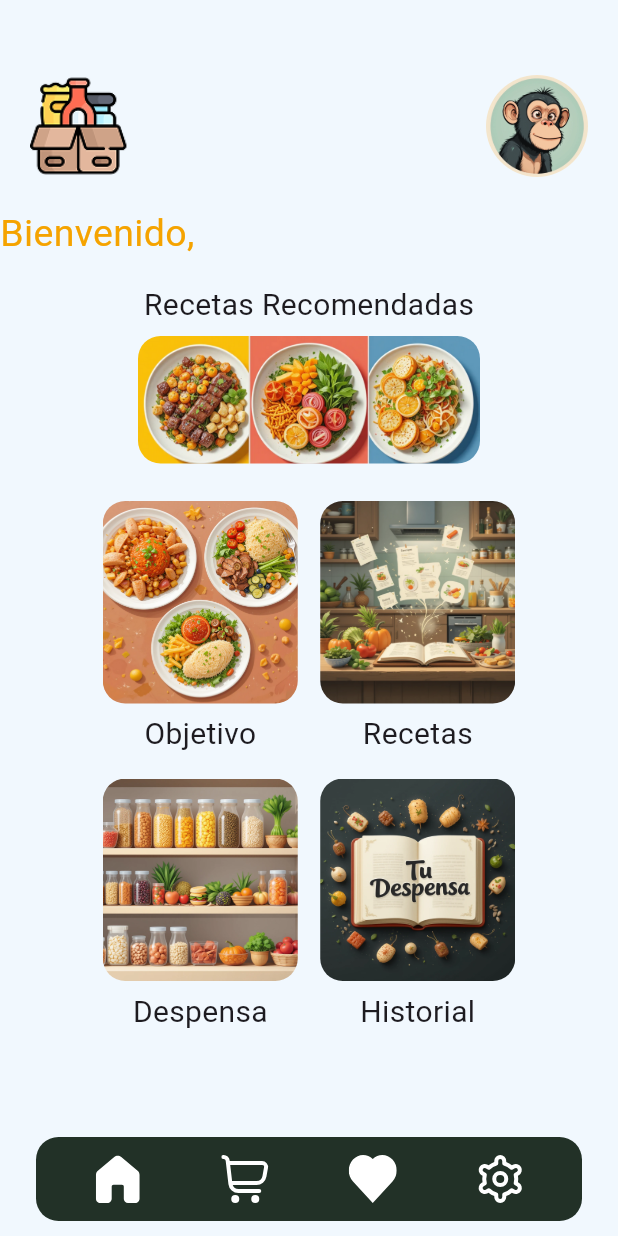
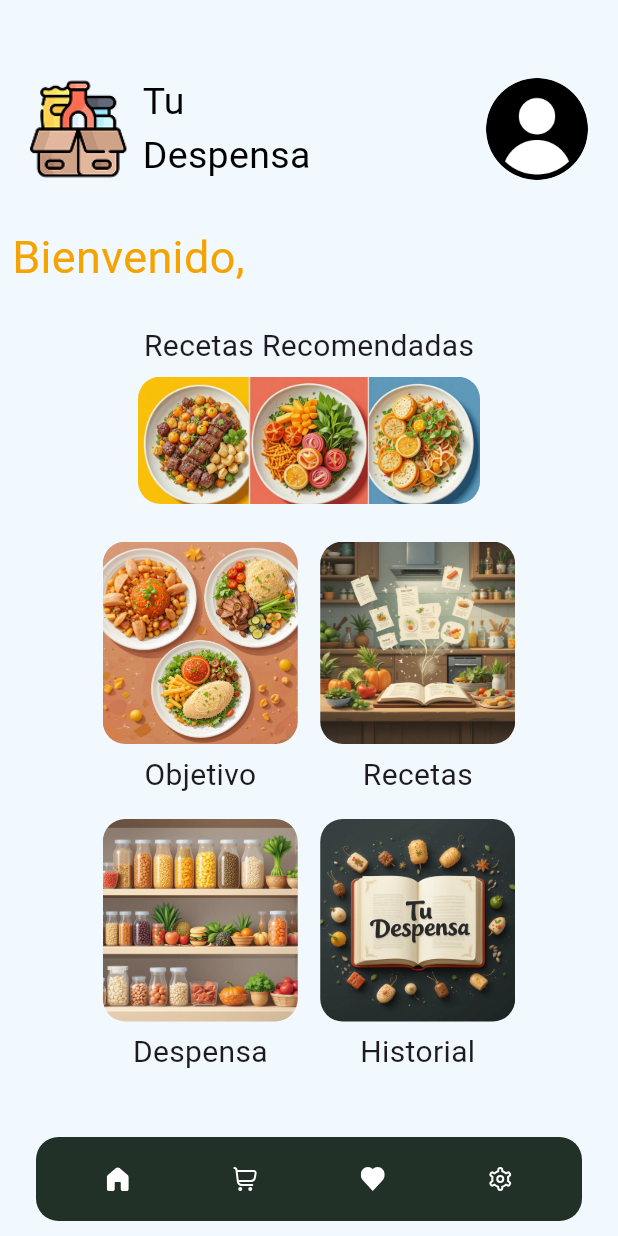
Before and after one commit to abaluZ/tuDespensaApp, a Flutter app: the HomePage screen opened directly, on a phone screen of 412 x 824 dp. Run offline on Flutter 3.47's test engine with Material 3 defaults, Android fonts, the phone set to English and light mode, and no system bars; our stand-ins replace flutter_screenutil, flutter_svg, shared_preferences; accounts and stored records are empty.

Commit message:
HomePageBase

```diff
--- a/lib/main.dart
+++ b/lib/main.dart
@@ -5,7 +5,6 @@ import 'package:provider/provider.dart';
 import 'package:tudespensa/Utils/preferences.dart';
 import 'package:tudespensa/constants.dart';
 import 'package:tudespensa/pages/wellcome_page.dart';
-import 'package:tudespensa/pages/goalPageV.dart';
 import 'package:tudespensa/provider/auth_provider.dart';
 import 'package:tudespensa/provider/gender_provider.dart';
 import 'package:tudespensa/provider/goal_provider.dart';
@@ -51,7 +50,8 @@ class MyApp extends StatelessWidget {
             Locale('es', ''), // Español
             Locale('en', ''), // Inglés
           ],
-          home: Goalpagev(),
+          home: WellcomePage(),
+          //home: Goalpagev(),
         ),
       ),
     );
--- a/lib/pages/home_page.dart
+++ b/lib/pages/home_page.dart
@@ -1,11 +1,12 @@
 import 'package:flutter/material.dart';
-import 'package:flutter_svg/flutter_svg.dart';
 import 'package:provider/provider.dart';
 import 'package:tudespensa/constants.dart';
-import 'package:tudespensa/pages/settings_page.dart';
 import 'package:tudespensa/pages/despensa_page.dart';
-import 'package:tudespensa/pages/user_page.dart';
 import 'package:tudespensa/provider/profile_provider.dart';
+import 'package:tudespensa/widgets/home/header_home.dart';
+import 'package:tudespensa/widgets/home/image_button.dart';
+import 'package:tudespensa/widgets/home/navigation_navbar.dart';
+import 'package:tudespensa/widgets/home/recommended_recipes_button.dart';
 
 class HomePage extends StatefulWidget {
   const HomePage({super.key});
@@ -15,167 +16,42 @@ class HomePage extends StatefulWidget {
 }
 
 class _HomePageState extends State<HomePage> {
-  Widget _buildIconButton(String assetPath, VoidCallback onTap) {
-    return IconButton(
-      padding: EdgeInsets.zero,
-      icon: SvgPicture.asset(
-        assetPath,
-        width: 50,
-        height: 50,
-        fit: BoxFit.contain,
-        color: Colors.white,
-      ),
-      onPressed: onTap,
-    );
-  }
-
-  Widget _buildImageButton(String imagePath, String label, VoidCallback onTap) {
-    return Column(
-      children: [
-        ClipRRect(
-          borderRadius: BorderRadius.circular(15),
-          child: Stack(
-            children: [
-              Image.asset(
-                imagePath,
-                width: 130,
-                height: 135,
-                fit: BoxFit.cover,
-              ),
-              Positioned.fill(
-                child: Material(
-                  color: Colors.transparent,
-                  child: InkWell(
-                    splashColor: Colors.yellow.shade100,
-                    onTap: onTap,
-                  ),
-                ),
-              ),
-            ],
-          ),
-        ),
-        const SizedBox(height: 6),
-        Text(
-          label,
-          style: const TextStyle(fontSize: 20),
-        ),
-      ],
-    );
-  }
-
   @override
   Widget build(BuildContext context) {
     return Scaffold(
-      bottomNavigationBar: SafeArea(
-        child: Container(
-          height: 56,
-          padding: const EdgeInsets.all(12),
-          margin: const EdgeInsets.symmetric(horizontal: 24, vertical: 10),
-          decoration: BoxDecoration(
-            color: Verde,
-            borderRadius: BorderRadius.circular(15),
-          ),
-          child: Row(
-            mainAxisAlignment: MainAxisAlignment.spaceAround,
-            children: [
-              _buildIconButton('assets/icons/home.svg', () {}),
-              _buildIconButton('assets/icons/carrito-compras.svg', () {}),
-              _buildIconButton('assets/icons/heart.svg', () {}),
-              _buildIconButton('assets/icons/ajustes.svg', () {
-                Navigator.push(
-                  context,
-                  MaterialPageRoute(builder: (context) => const AjustesPage()),
-                );
-              }),
-            ],
-          ),
-        ),
-      ),
+      bottomNavigationBar: NavigationNavbar(),
       body: SingleChildScrollView(
         padding: const EdgeInsets.symmetric(vertical: 30),
         child: Column(
           crossAxisAlignment: CrossAxisAlignment.stretch,
           children: [
             // Header
-            Padding(
-              padding: const EdgeInsets.all(20),
-              child: Row(
-                children: [
-                  Image.asset('assets/images/logo.png', width: 65, height: 65),
-                  const Spacer(flex: 2),
-                  ClipRRect(
-                    borderRadius: BorderRadius.circular(50),
-                    child: Stack(
-                      children: [
-                        Image.asset('assets/images/mono.png',
-                            width: 68, height: 68),
-                        Positioned.fill(
-                          child: Material(
-                            color: Colors.transparent,
-                            child: InkWell(
-                              splashColor: Colors.yellow.shade100,
-                              onTap: () {
-                                Navigator.push(
-                                  context,
-                                  MaterialPageRoute(
-                                      builder: (context) => const UserPage()),
-                                );
-                              },
-                            ),
-                          ),
-                        ),
-                      ],
-                    ),
-                  ),
-                ],
-              ),
-            ),
+            HeaderHome(),
 
             // Saludo con username desde ProfileProvider
-            Consumer<ProfileProvider>(
+            Padding(
+              padding: const EdgeInsets.all(8.0),
+              child: Consumer<ProfileProvider>(
                 builder: (context, profileProvider, child) {
                   if (profileProvider.isLoading) {
                     return const Text('Cargando...');
                   } else {
                     return Text(
-                    'Bienvenido, ${profileProvider.userModel?.username}',
-                    style: TextStyle(color: Naranja, fontSize: 25),
+                      'Bienvenido,  ${profileProvider.userModel?.username}',
+                      style: TextStyle(color: Naranja, fontSize: 30),
                     );
                   }
                 },
+              ),
             ),
 
             const SizedBox(height: 15),
 
             // Recetas recomendadas
-            Column(
-              children: [
-                const Text("Recetas Recomendadas",
-                    style: TextStyle(fontSize: 20)),
-                const SizedBox(height: 6),
-                ClipRRect(
-                  borderRadius: BorderRadius.circular(15),
-                  child: Stack(
-                    children: [
-                      Image.asset(
-                        'assets/images/recetasReom.png',
-                        width: 228,
-                        height: 85,
-                        fit: BoxFit.cover,
-                      ),
-                      Positioned.fill(
-                        child: Material(
-                          color: Colors.transparent,
-                          child: InkWell(
-                            splashColor: Colors.yellow.shade100,
-                            onTap: () {},
-                          ),
-                        ),
-                      ),
-                    ],
-                  ),
-                ),
-              ],
+            RecetasRecomendadasButton(
+              onTap: () {
+                // Aquí pones la acción deseada
+              },
             ),
 
             const SizedBox(height: 25),
@@ -184,11 +60,17 @@ class _HomePageState extends State<HomePage> {
             Row(
               mainAxisAlignment: MainAxisAlignment.center,
               children: [
-                _buildImageButton(
-                    'assets/images/objetivoButton.png', 'Objetivo', () {}),
+                ImageButton(
+                  imagePath: 'assets/images/objetivoButton.png',
+                  label: 'Objetivo',
+                  onTap: () {},
+                ),
                 const SizedBox(width: 15),
-                _buildImageButton(
-                    'assets/images/recetasButton.png', 'Recetas', () {}),
+                ImageButton(
+                  imagePath: 'assets/images/recetasButton.png',
+                  label: 'Recetas',
+                  onTap: () {},
+                ),
               ],
             ),
 
@@ -198,10 +80,10 @@ class _HomePageState extends State<HomePage> {
             Row(
               mainAxisAlignment: MainAxisAlignment.center,
               children: [
-                _buildImageButton(
-                  'assets/images/despensabutton.png',
-                  'Despensa',
-                  () {
+                ImageButton(
+                  imagePath: 'assets/images/despensabutton.png',
+                  label: 'Despensa',
+                  onTap: () {
                     Navigator.push(
                       context,
                       MaterialPageRoute(
@@ -210,8 +92,11 @@ class _HomePageState extends State<HomePage> {
                   },
                 ),
                 const SizedBox(width: 15),
-                _buildImageButton(
-                    'assets/images/historialButton.png', 'Historial', () {}),
+                ImageButton(
+                  imagePath: 'assets/images/historialButton.png',
+                  label: 'Historial',
+                  onTap: () {},
+                ),
               ],
             ),
           ],
--- a/lib/pages/register_verify_page.dart
+++ b/lib/pages/register_verify_page.dart
@@ -107,21 +107,10 @@ class RegisterVerifyPage extends StatelessWidget {
                           password: passwordController.text.trim(),
                         );
                         if (success) {
-                          final response =
-                              await profileProvider.fetchUserProfile();
-                          if (response != null) {
-                            Navigator.pushReplacement(
-                              context,
-                              MaterialPageRoute(builder: (_) => GoalPage()),
-                            );
-                          } else {
-                            ScaffoldMessenger.of(context).showSnackBar(
-                              const SnackBar(
-                                content: Text("Error al cargar el perfil"),
-                                backgroundColor: Colors.red,
-                              ),
-                            );
-                          }
+                          Navigator.pushReplacement(
+                            context,
+                            MaterialPageRoute(builder: (_) => GoalPage()),
+                          );
                         } else {
                           ScaffoldMessenger.of(context).showSnackBar(
                             const SnackBar(
--- /dev/null
+++ b/lib/widgets/home/header_home.dart
@@ -0,0 +1,55 @@
+import 'package:flutter/material.dart';
+import 'package:tudespensa/pages/user_page.dart';
+
+class HeaderHome extends StatelessWidget {
+  const HeaderHome({super.key});
+
+  @override
+  Widget build(BuildContext context) {
+    return Padding(
+      padding: const EdgeInsets.all(20),
+      child: Row(
+        children: [
+          Row(
+            children: [
+              Image.asset('assets/images/logo.png', width: 65, height: 65),
+              const SizedBox(width: 10),
+              const Text(
+                "Tu\nDespensa",
+                style: TextStyle(
+                  color: Colors.black,
+                  fontSize: 25,
+                ),
+              ),
+            ],
+          ),
+          const Spacer(flex: 2),
+          ClipRRect(
+            borderRadius: BorderRadius.circular(50),
+            child: Stack(
+              children: [
+                Image.asset('assets/images/icon.png', width: 68, height: 68),
+                Positioned.fill(
+                  child: Material(
+                    color: Colors.transparent,
+                    child: InkWell(
+                      splashColor: Colors.yellow.shade100,
+                      onTap: () {
+                        Navigator.push(
+                          context,
+                          MaterialPageRoute(
+                            builder: (context) => const UserPage(),
+                          ),
+                        );
+                      },
+                    ),
+                  ),
+                ),
+              ],
+            ),
+          ),
+        ],
+      ),
+    );
+  }
+}
--- /dev/null
+++ b/lib/widgets/home/image_button.dart
@@ -0,0 +1,49 @@
+import 'package:flutter/material.dart';
+
+class ImageButton extends StatelessWidget {
+  final String imagePath;
+  final String label;
+  final VoidCallback onTap;
+
+  const ImageButton({
+    super.key,
+    required this.imagePath,
+    required this.label,
+    required this.onTap,
+  });
+
+  @override
+  Widget build(BuildContext context) {
+    return Column(
+      children: [
+        ClipRRect(
+          borderRadius: BorderRadius.circular(15),
+          child: Stack(
+            children: [
+              Image.asset(
+                imagePath,
+                width: 130,
+                height: 135,
+                fit: BoxFit.cover,
+              ),
+              Positioned.fill(
+                child: Material(
+                  color: Colors.transparent,
+                  child: InkWell(
+                    splashColor: Colors.yellow.shade100,
+                    onTap: onTap,
+                  ),
+                ),
+              ),
+            ],
+          ),
+        ),
+        const SizedBox(height: 6),
+        Text(
+          label,
+          style: const TextStyle(fontSize: 20),
+        ),
+      ],
+    );
+  }
+}
--- /dev/null
+++ b/lib/widgets/home/navigation_navbar.dart
@@ -0,0 +1,49 @@
+import 'package:flutter/material.dart';
+import 'package:flutter_svg/flutter_svg.dart';
+import 'package:tudespensa/constants.dart';
+import 'package:tudespensa/pages/settings_page.dart';
+
+class NavigationNavbar extends StatelessWidget {
+  const NavigationNavbar({super.key});
+
+  Widget _buildIconButton(String assetPath, VoidCallback onPressed) {
+    return IconButton(
+      onPressed: onPressed,
+      icon: SvgPicture.asset(
+        assetPath,
+        width: 24,
+        height: 24,
+        colorFilter: const ColorFilter.mode(Colors.white, BlendMode.srcIn),
+      ),
+    );
+  }
+
+  @override
+  Widget build(BuildContext context) {
+    return SafeArea(
+      child: Container(
+        height: 56,
+        padding: const EdgeInsets.all(12),
+        margin: const EdgeInsets.symmetric(horizontal: 24, vertical: 10),
+        decoration: BoxDecoration(
+          color: Verde,
+          borderRadius: BorderRadius.circular(15),
+        ),
+        child: Row(
+          mainAxisAlignment: MainAxisAlignment.spaceAround,
+          children: [
+            _buildIconButton('assets/icons/home.svg', () {}),
+            _buildIconButton('assets/icons/carrito-compras.svg', () {}),
+            _buildIconButton('assets/icons/heart.svg', () {}),
+            _buildIconButton('assets/icons/ajustes.svg', () {
+              Navigator.push(
+                context,
+                MaterialPageRoute(builder: (context) => const AjustesPage()),
+              );
+            }),
+          ],
+        ),
+      ),
+    );
+  }
+}
--- /dev/null
+++ b/lib/widgets/home/recommended_recipes_button.dart
@@ -0,0 +1,42 @@
+import 'package:flutter/material.dart';
+
+class RecetasRecomendadasButton extends StatelessWidget {
+  final VoidCallback onTap;
+
+  const RecetasRecomendadasButton({super.key, required this.onTap});
+
+  @override
+  Widget build(BuildContext context) {
+    return Column(
+      children: [
+        const Text(
+          "Recetas Recomendadas",
+          style: TextStyle(fontSize: 20),
+        ),
+        const SizedBox(height: 6),
+        ClipRRect(
+          borderRadius: BorderRadius.circular(15),
+          child: Stack(
+            children: [
+              Image.asset(
+                'assets/images/recetasReom.png',
+                width: 228,
+                height: 85,
+                fit: BoxFit.cover,
+              ),
+              Positioned.fill(
+                child: Material(
+                  color: Colors.transparent,
+                  child: InkWell(
+                    splashColor: Colors.yellow.shade100,
+                    onTap: onTap,
+                  ),
+                ),
+              ),
+            ],
+          ),
+        ),
+      ],
+    );
+  }
+}
```
Also changed, not shown: lib/widgets/navbar/navbar_button.dart (added). Lines whose indentation alone changed are shown as unchanged.
